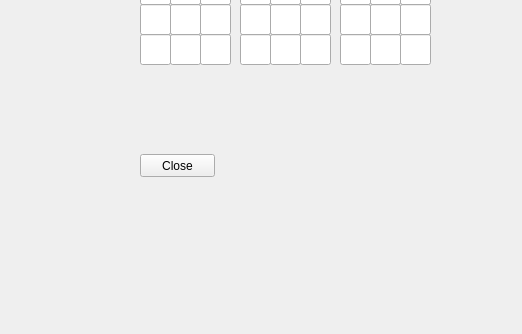
Before: the Qt Designer form Sudoku/mainwindow.ui in nissen77/SudokuProjekt, drawn with Qt 5; both pictures show x 0 to 522 and y 266 to 600 of the 800 by 600 pixel window.
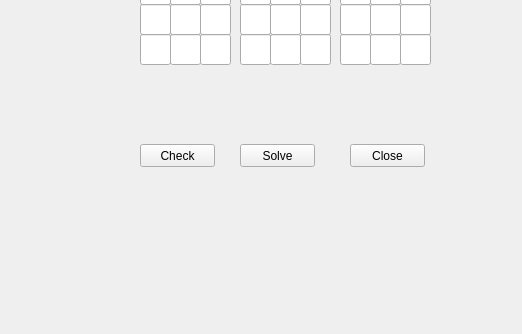
After: the same form once the commit is applied.

Commit message: createSudoku mit den entsprechenden ui buttons

```diff
--- a/Sudoku/mainwindow.ui
+++ b/Sudoku/mainwindow.ui
@@ -1076,8 +1076,8 @@
    <widget class="QPushButton" name="closebtn">
     <property name="geometry">
      <rect>
-      <x>140</x>
-      <y>420</y>
+      <x>350</x>
+      <y>410</y>
       <width>75</width>
       <height>23</height>
      </rect>
@@ -1086,6 +1086,32 @@
      <string>Close</string>
     </property>
    </widget>
+   <widget class="QPushButton" name="solve">
+    <property name="geometry">
+     <rect>
+      <x>240</x>
+      <y>410</y>
+      <width>75</width>
+      <height>23</height>
+     </rect>
+    </property>
+    <property name="text">
+     <string>Solve</string>
+    </property>
+   </widget>
+   <widget class="QPushButton" name="check">
+    <property name="geometry">
+     <rect>
+      <x>140</x>
+      <y>410</y>
+      <width>75</width>
+      <height>23</height>
+     </rect>
+    </property>
+    <property name="text">
+     <string>Check</string>
+    </property>
+   </widget>
   </widget>
   <widget class="QMenuBar" name="menubar">
    <property name="geometry">
```
The commit also changes 2 other files.
